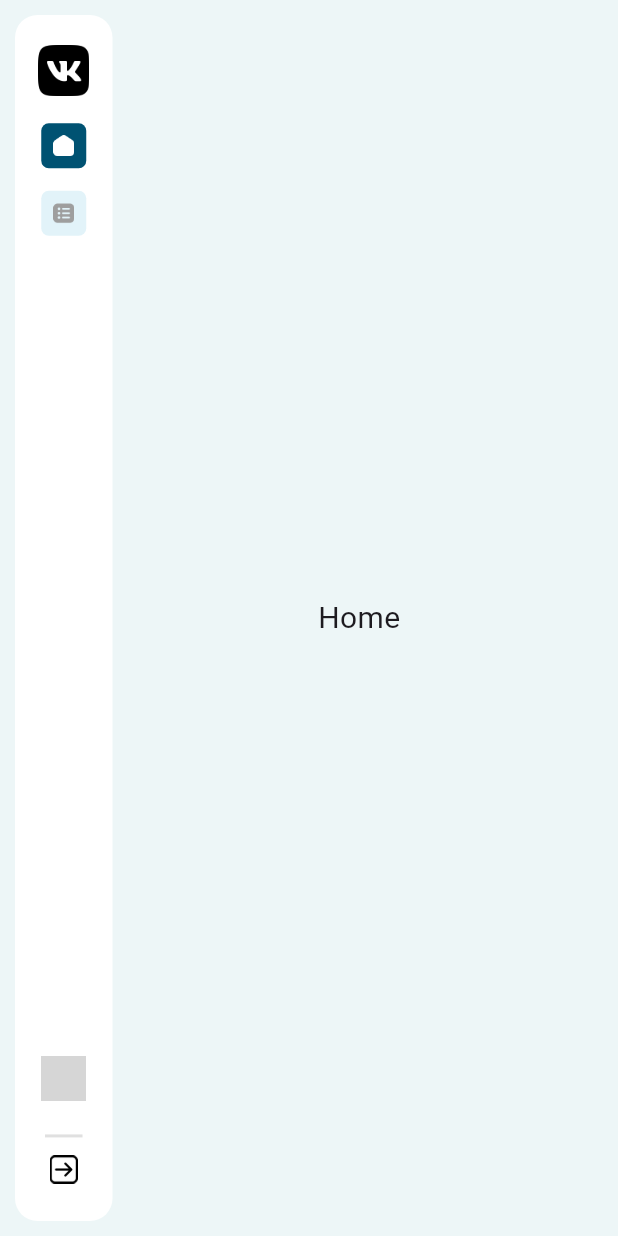
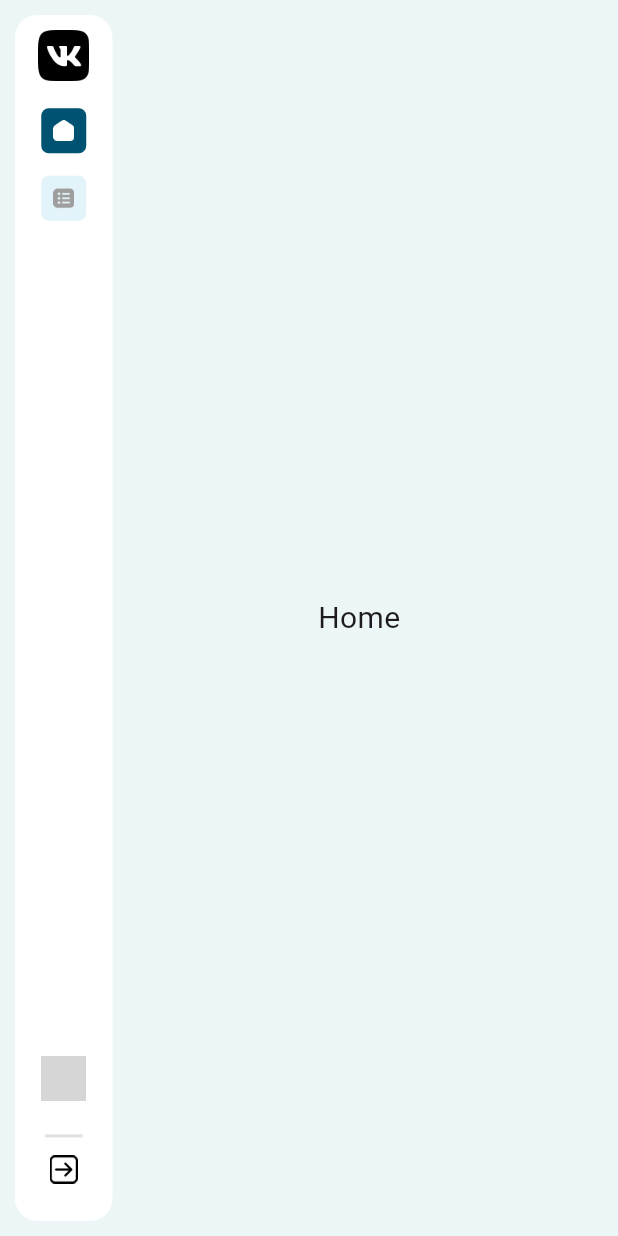
Before and after one commit to sanjaysharmajw/navigation_rail_flutter, a Flutter app: the screen it shows after launch, on a phone screen of 412 x 824 dp. Run offline on Flutter 3.47's test engine with Material 3 defaults, Android fonts, the phone set to English and light mode, and no system bars; network calls fail; grey boxes are pictures that could not be loaded.

Commit message:
ui improved

```diff
--- a/lib/src/navigation_flutter.dart
+++ b/lib/src/navigation_flutter.dart
@@ -115,7 +115,7 @@ class _NavigationFlutterState extends State<NavigationFlutter> {
                   padding: const EdgeInsets.all(5.0),
                   child: Column(
                     children: [
-                      const SizedBox(height: 15),
+                      const SizedBox(height: 5),
                       Image.asset(companyLog!,scale: logoSize),
                       Expanded(
                         child: ListView.builder(
--- a/pubspec.yaml
+++ b/pubspec.yaml
@@ -1,6 +1,6 @@
 name: navigation_rail_flutter
 description: "NavigationRail in Flutter provides a responsive, side navigation bar for large screens, enhancing usability and adaptive UI design."
-version: 0.0.5
+version: 0.0.7
 homepage: https://github.com/sanjaysharmajw/navigation_rail_flutter.git
 
 environment:
```
Also changed, not shown: example/pubspec.lock, 1 other file.
